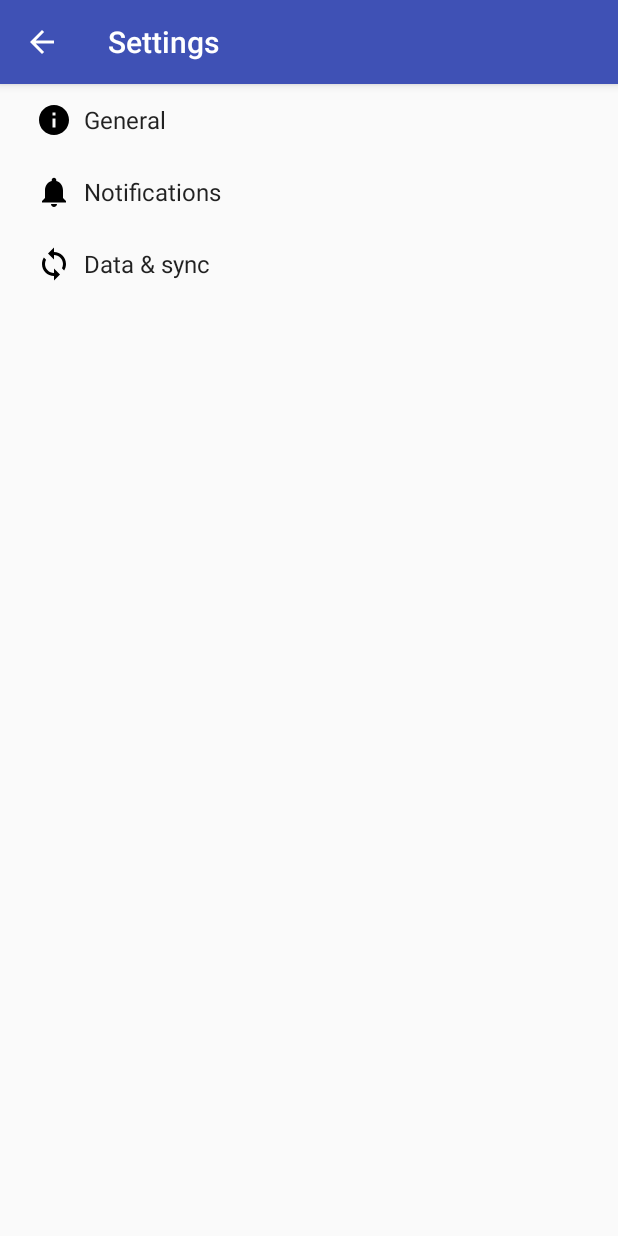
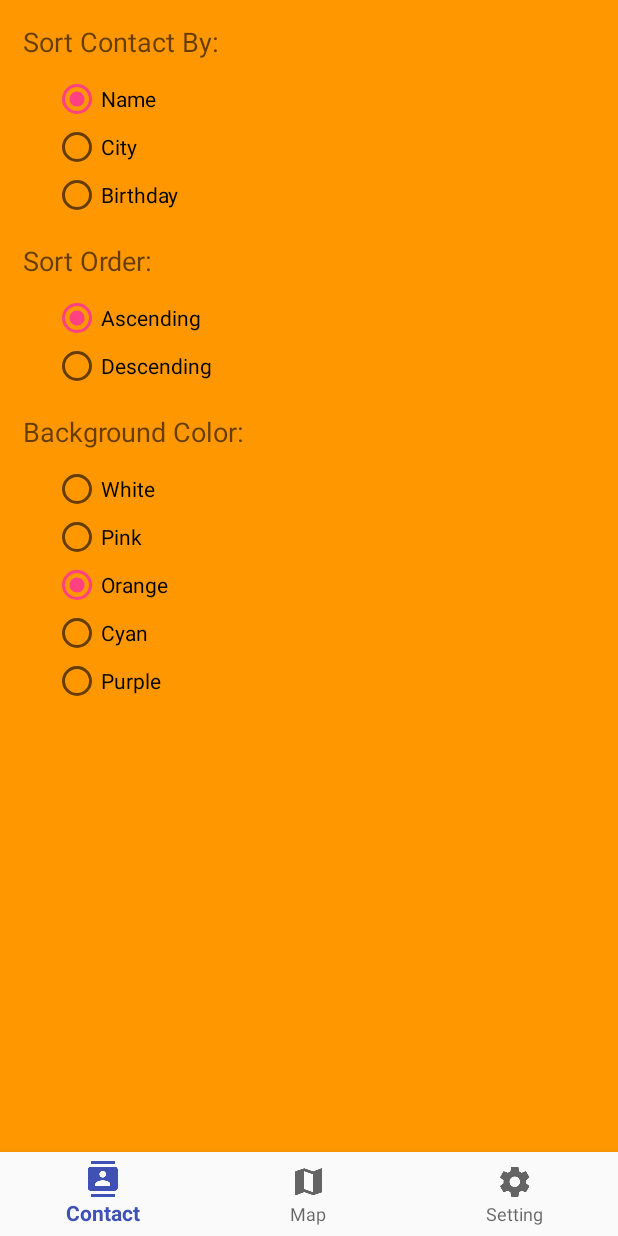
Before and after one commit to wisetyni/My_Contact_List, an Android app: the ContactSettingsActivity screen opened directly, with no data from a screen before it, on a phone screen of 412 x 824 dp. Run offline under Robolectric (Android 15) with nearby library versions, the phone set to English and light mode, and no system bars.

Commit message:
Homework - ch5 #1

```diff
--- a/app/src/main/java/mycontactlist/example/com/my_contact_list/ContactSettingsActivity.java
+++ b/app/src/main/java/mycontactlist/example/com/my_contact_list/ContactSettingsActivity.java
@@ -1,257 +1,191 @@
 package mycontactlist.example.com.my_contact_list;
 
-import android.annotation.TargetApi;
+import android.app.Activity;
 import android.content.Context;
-import android.content.Intent;
-import android.content.res.Configuration;
-import android.media.Ringtone;
-import android.media.RingtoneManager;
-import android.net.Uri;
-import android.os.Build;
 import android.os.Bundle;
-import android.preference.ListPreference;
-import android.preference.Preference;
-import android.preference.PreferenceActivity;
-import android.support.v7.app.ActionBar;
-import android.preference.PreferenceFragment;
-import android.preference.PreferenceManager;
-import android.preference.RingtonePreference;
-import android.text.TextUtils;
-import android.view.MenuItem;
-import android.view.Window;
+import android.view.Menu;
+import android.widget.RadioButton;
+import android.widget.RadioGroup;
+import android.widget.RadioGroup.OnCheckedChangeListener;
+import android.widget.ScrollView;
 
-import java.util.List;
-
-/**
- * A {@link PreferenceActivity} that presents a set of application settings. On
- * handset devices, settings are presented as a single list. On tablets,
- * settings are split by category, with category headers shown to the left of
- * the list of settings.
- * <p>
- * See <a href="http://developer.android.com/design/patterns/settings.html">
- * Android Design: Settings</a> for design guidelines and the <a
- * href="http://developer.android.com/guide/topics/ui/settings.html">Settings
- * API Guide</a> for more information on developing a Settings UI.
- */
-public class ContactSettingsActivity extends AppCompatPreferenceActivity {
-
-    /**
-     * A preference value change listener that updates the preference's summary
-     * to reflect its new value.
-     */
-    private static Preference.OnPreferenceChangeListener sBindPreferenceSummaryToValueListener = new Preference.OnPreferenceChangeListener() {
-        @Override
-        public boolean onPreferenceChange(Preference preference, Object value) {
-            String stringValue = value.toString();
-
-            if (preference instanceof ListPreference) {
-                // For list preferences, look up the correct display value in
-                // the preference's 'entries' list.
-                ListPreference listPreference = (ListPreference) preference;
-                int index = listPreference.findIndexOfValue(stringValue);
-
-                // Set the summary to reflect the new value.
-                preference.setSummary(
-                        index >= 0
-                                ? listPreference.getEntries()[index]
-                                : null);
-
-            } else if (preference instanceof RingtonePreference) {
-                // For ringtone preferences, look up the correct display value
-                // using RingtoneManager.
-                if (TextUtils.isEmpty(stringValue)) {
-                    // Empty values correspond to 'silent' (no ringtone).
-                    preference.setSummary(R.string.pref_ringtone_silent);
-
-                } else {
-                    Ringtone ringtone = RingtoneManager.getRingtone(
-                            preference.getContext(), Uri.parse(stringValue));
-
-                    if (ringtone == null) {
-                        // Clear the summary if there was a lookup error.
-                        preference.setSummary(null);
-                    } else {
-                        // Set the summary to reflect the new ringtone display
-                        // name.
-                        String name = ringtone.getTitle(preference.getContext());
-                        preference.setSummary(name);
-                    }
-                }
-
-            } else {
-                // For all other preferences, set the summary to the value's
-                // simple string representation.
-                preference.setSummary(stringValue);
-            }
-            return true;
-        }
-    };
-
-    /**
-     * Helper method to determine if the device has an extra-large screen. For
-     * example, 10" tablets are extra-large.
-     */
-    private static boolean isXLargeTablet(Context context) {
-        return (context.getResources().getConfiguration().screenLayout
-                & Configuration.SCREENLAYOUT_SIZE_MASK) >= Configuration.SCREENLAYOUT_SIZE_XLARGE;
-    }
-
-    /**
-     * Binds a preference's summary to its value. More specifically, when the
-     * preference's value is changed, its summary (line of text below the
-     * preference title) is updated to reflect the value. The summary is also
-     * immediately updated upon calling this method. The exact display format is
-     * dependent on the type of preference.
-     *
-     * @see #sBindPreferenceSummaryToValueListener
-     */
-    private static void bindPreferenceSummaryToValue(Preference preference) {
-        // Set the listener to watch for value changes.
-        preference.setOnPreferenceChangeListener(sBindPreferenceSummaryToValueListener);
-
-        // Trigger the listener immediately with the preference's
-        // current value.
-        sBindPreferenceSummaryToValueListener.onPreferenceChange(preference,
-                PreferenceManager
-                        .getDefaultSharedPreferences(preference.getContext())
-                        .getString(preference.getKey(), ""));
-    }
+public class ContactSettingsActivity extends Activity {
+    RadioButton rbName, rbCity, rbBirthDay, rbAscending, rbDescending;
+    RadioGroup rgSortBy, rgSortOrder, rgBackgroundColor;
+    RadioButton rbWhite, rbPink, rbOrange, rbPurple, rbCyan;
 
     @Override
     protected void onCreate(Bundle savedInstanceState) {
         super.onCreate(savedInstanceState);
-        setupActionBar();
+        setContentView(R.layout.activity_contact_settings);
+
+        initSettings();
+        initSortByClick();
+        initSortOrderClick();
+        initBackgroundColorClick();
+        initScrollViewBackground();
+
     }
 
-    /**
-     * Set up the {@link android.app.ActionBar}, if the API is available.
-     */
-    private void setupActionBar() {
-        ActionBar actionBar = getSupportActionBar();
-        if (actionBar != null) {
-            // Show the Up button in the action bar.
-            actionBar.setDisplayHomeAsUpEnabled(true);
+    @Override
+    public boolean onCreateOptionsMenu(Menu menu) {
+        // Inflate the menu; this adds items to the action bar if it is present.
+        getMenuInflater().inflate(R.menu.contact_settings, menu);
+        return true;
+    }
+
+    private void initSettings() {
+        String sortBy = getSharedPreferences("MyContactListPreferences", Context.MODE_PRIVATE).getString("sortfield", "contactname");
+        String sortOrder = getSharedPreferences("MyContactListPreferences", Context.MODE_PRIVATE).getString("sortorder", "ASC");
+        int backgroundColor = getSharedPreferences("MyContactListPreferences", Context.MODE_PRIVATE).getInt("backgroundColor", R.color.orange);
+
+        initSortBySettings(sortBy);
+
+        initSortOrderSettings(sortOrder);
+
+        initBgColorSettings(backgroundColor);
+
+
+    }
+
+    private void initBgColorSettings(int backgroundColor) {
+        rbWhite = findViewById(R.id.radioWhite);
+        rbPink = findViewById(R.id.radioPink);
+        rbOrange = findViewById(R.id.radioOrange);
+        rbPurple = findViewById(R.id.radioPurple);
+        rbCyan = findViewById(R.id.radioCyan);
+
+        if(backgroundColor == R.color.white){
+            rbWhite.setChecked(true);
+        }else if (backgroundColor == R.color.orange){
+            rbOrange.setChecked(true);
+        }else if (backgroundColor == R.color.pink){
+            rbPink.setChecked(true);
+        }else if (backgroundColor == R.color.purple){
+            rbPurple.setChecked(true);
+        }else{
+            rbCyan.setChecked(true);
         }
     }
 
-    /**
-     * {@inheritDoc}
-     */
-    @Override
-    public boolean onIsMultiPane() {
-        return isXLargeTablet(this);
-    }
-
-    /**
-     * {@inheritDoc}
-     */
-    @Override
-    @TargetApi(Build.VERSION_CODES.HONEYCOMB)
-    public void onBuildHeaders(List<Header> target) {
-        loadHeadersFromResource(R.xml.pref_headers, target);
-    }
-
-    /**
-     * This method stops fragment injection in malicious applications.
-     * Make sure to deny any unknown fragments here.
-     */
-    protected boolean isValidFragment(String fragmentName) {
-        return PreferenceFragment.class.getName().equals(fragmentName)
-                || GeneralPreferenceFragment.class.getName().equals(fragmentName)
-                || DataSyncPreferenceFragment.class.getName().equals(fragmentName)
-                || NotificationPreferenceFragment.class.getName().equals(fragmentName);
-    }
-
-    /**
-     * This fragment shows general preferences only. It is used when the
-     * activity is showing a two-pane settings UI.
-     */
-    @TargetApi(Build.VERSION_CODES.HONEYCOMB)
-    public static class GeneralPreferenceFragment extends PreferenceFragment {
-        @Override
-        public void onCreate(Bundle savedInstanceState) {
-            super.onCreate(savedInstanceState);
-            addPreferencesFromResource(R.xml.pref_general);
-            setHasOptionsMenu(true);
-
-            // Bind the summaries of EditText/List/Dialog/Ringtone preferences
-            // to their values. When their values change, their summaries are
-            // updated to reflect the new value, per the Android Design
-            // guidelines.
-            bindPreferenceSummaryToValue(findPreference("sort_order"));
-            bindPreferenceSummaryToValue(findPreference("sort_contact_by"));
-            bindPreferenceSummaryToValue(findPreference("background_color"));
-            //Window window = getActivity().getWindow().getWindowStyle().
+    private void initSortOrderSettings(String sortOrder) {
+        rbAscending = findViewById(R.id.radioAscending);
+        rbDescending = findViewById(R.id.radioDescending);
+        if (sortOrder.equalsIgnoreCase("ASC")) {
+            rbAscending.setChecked(true);
         }
-
-        @Override
-        public boolean onOptionsItemSelected(MenuItem item) {
-            int id = item.getItemId();
-            if (id == android.R.id.home) {
-                startActivity(new Intent(getActivity(), ContactSettingsActivity.class));
-                return true;
-            }
-            return super.onOptionsItemSelected(item);
+        else {
+            rbDescending.setChecked(true);
         }
     }
 
-    /**
-     * This fragment shows notification preferences only. It is used when the
-     * activity is showing a two-pane settings UI.
-     */
-    @TargetApi(Build.VERSION_CODES.HONEYCOMB)
-    public static class NotificationPreferenceFragment extends PreferenceFragment {
-        @Override
-        public void onCreate(Bundle savedInstanceState) {
-            super.onCreate(savedInstanceState);
-            addPreferencesFromResource(R.xml.pref_notification);
-            setHasOptionsMenu(true);
-
-            // Bind the summaries of EditText/List/Dialog/Ringtone preferences
-            // to their values. When their values change, their summaries are
-            // updated to reflect the new value, per the Android Design
-            // guidelines.
-            bindPreferenceSummaryToValue(findPreference("notifications_new_message_ringtone"));
+    private void initSortBySettings(String sortBy) {
+        rbName = findViewById(R.id.radioName);
+        rbCity = findViewById(R.id.radioCity);
+        rbBirthDay = findViewById(R.id.radioBirthday);
+        if (sortBy.equalsIgnoreCase("contactname")) {
+            rbName.setChecked(true);
         }
-
-        @Override
-        public boolean onOptionsItemSelected(MenuItem item) {
-            int id = item.getItemId();
-            if (id == android.R.id.home) {
-                startActivity(new Intent(getActivity(), ContactSettingsActivity.class));
-                return true;
-            }
-            return super.onOptionsItemSelected(item);
+        else if (sortBy.equalsIgnoreCase("city")) {
+            rbCity.setChecked(true);
+        }
+        else {
+            rbBirthDay.setChecked(true);
         }
     }
 
-    /**
-     * This fragment shows data and sync preferences only. It is used when the
-     * activity is showing a two-pane settings UI.
-     */
-    @TargetApi(Build.VERSION_CODES.HONEYCOMB)
-    public static class DataSyncPreferenceFragment extends PreferenceFragment {
-        @Override
-        public void onCreate(Bundle savedInstanceState) {
-            super.onCreate(savedInstanceState);
-            addPreferencesFromResource(R.xml.pref_data_sync);
-            setHasOptionsMenu(true);
+    private void initSortByClick() {
+        rgSortBy = findViewById(R.id.radioGroup1);
+        rgSortBy.setOnCheckedChangeListener(new OnCheckedChangeListener() {
 
-            // Bind the summaries of EditText/List/Dialog/Ringtone preferences
-            // to their values. When their values change, their summaries are
-            // updated to reflect the new value, per the Android Design
-            // guidelines.
-            bindPreferenceSummaryToValue(findPreference("sync_frequency"));
-        }
+            @Override
+            public void onCheckedChanged(RadioGroup arg0, int arg1) {
 
-        @Override
-        public boolean onOptionsItemSelected(MenuItem item) {
-            int id = item.getItemId();
-            if (id == android.R.id.home) {
-                startActivity(new Intent(getActivity(), ContactSettingsActivity.class));
-                return true;
+                if (rbName.isChecked()) {
+                    getSharedPreferences("MyContactListPreferences", Context.MODE_PRIVATE).edit().putString("sortfield", "contactname").commit();
+                }
+                else if (rbCity.isChecked()) {
+                    getSharedPreferences("MyContactListPreferences", Context.MODE_PRIVATE).edit().putString("sortfield", "city").commit();
+                }
+                else {
+                    getSharedPreferences("MyContactListPreferences", Context.MODE_PRIVATE).edit().putString("sortfield", "birthday").commit();
+                }
             }
-            return super.onOptionsItemSelected(item);
-        }
+        });
     }
+
+    private void initSortOrderClick() {
+        rgSortOrder = findViewById(R.id.radioGroup2);
+        rgSortOrder.setOnCheckedChangeListener(new OnCheckedChangeListener() {
+
+            @Override
+            public void onCheckedChanged(RadioGroup arg0, int arg1) {
+                if (rbAscending.isChecked()) {
+                    getSharedPreferences("MyContactListPreferences", Context.MODE_PRIVATE).edit().putString("sortorder", "ASC").commit();
+                }
+                else {
+                    getSharedPreferences("MyContactListPreferences", Context.MODE_PRIVATE).edit().putString("sortorder", "DESC").commit();
+                }
+            }
+        });
+    }
+
+    private void initBackgroundColorClick() {
+        rgBackgroundColor = findViewById(R.id.radioGroup3);
+        rgBackgroundColor.setOnCheckedChangeListener(new OnCheckedChangeListener() {
+
+            @Override
+            public void onCheckedChanged(RadioGroup arg0, int arg1) {
+                if (rbOrange.isChecked()) {
+                    getSharedPreferences("MyContactListPreferences", Context.MODE_PRIVATE).edit().putInt("backgroundColor", R.color.orange).commit();
+                }
+                else if (rbPink.isChecked()) {
+                    getSharedPreferences("MyContactListPreferences", Context.MODE_PRIVATE).edit().putInt("backgroundColor", R.color.pink).commit();
+                }
+                else if (rbPurple.isChecked()) {
+                    getSharedPreferences("MyContactListPreferences", Context.MODE_PRIVATE).edit().putInt("backgroundColor", R.color.purple).commit();
+                }
+                else if (rbWhite.isChecked()) {
+                    getSharedPreferences("MyContactListPreferences", Context.MODE_PRIVATE).edit().putInt("backgroundColor", R.color.white).commit();
+                }
+                else {
+                    getSharedPreferences("MyContactListPreferences", Context.MODE_PRIVATE).edit().putInt("backgroundColor", R.color.cyan).commit();
+                }
+            }
+        });
+    }
+
+    private void initScrollViewBackground() {
+        ScrollView scrollView = findViewById(R.id.scrollView2);
+        int savedBgColor = getSharedPreferences("MyContactListPreferences", Context.MODE_PRIVATE).getInt("backgroundColor", R.color.orange);
+        scrollView.setBackgroundColor(getResources().getColor(savedBgColor));
+    }
+
+//    private void initListButton() {
+//        ImageButton list = (ImageButton) findViewById(R.id.imageButtonList);
+//        list.setOnClickListener(new View.OnClickListener() {
+//            public void onClick(View v) {
+//                Intent intent = new Intent(ContactSettingsActivity.this, ContactListActivity.class);
+//                intent.setFlags(Intent.FLAG_ACTIVITY_CLEAR_TOP);
+//                startActivity(intent);
+//            }
+//        });
+//    }
+//
+//    private void initSettingsButton() {
+//        ImageButton list = (ImageButton) findViewById(R.id.imageButtonSettings);
+//        list.setEnabled(false);
+//    }
+//
+//    private void initMapButton() {
+//        ImageButton list = (ImageButton) findViewById(R.id.imageButtonMap);
+//        list.setOnClickListener(new View.OnClickListener() {
+//            public void onClick(View v) {
+//                Intent intent = new Intent(ContactSettingsActivity.this, ContactMapActivity.class);
+//                intent.setFlags(Intent.FLAG_ACTIVITY_CLEAR_TOP);
+//                startActivity(intent);
+//            }
+//        });
+//    }
+
 }
--- /dev/null
+++ b/app/src/main/res/layout/activity_contact_settings.xml
@@ -0,0 +1,159 @@
+<RelativeLayout xmlns:android="http://schemas.android.com/apk/res/android"
+    xmlns:tools="http://schemas.android.com/tools"
+    android:layout_width="match_parent"
+    android:layout_height="match_parent"
+    xmlns:app="http://schemas.android.com/apk/res-auto"
+    tools:context=".ContactSettingsActivity">
+
+    <ScrollView
+        android:id="@+id/scrollView2"
+        android:layout_width="match_parent"
+        android:layout_height="match_parent"
+        android:layout_alignParentLeft="true"
+        android:layout_above="@id/navigation">
+
+        <RelativeLayout
+            android:id="@+id/contactListContainer"
+            android:layout_width="match_parent"
+            android:layout_height="match_parent">
+
+            <TextView
+                android:id="@+id/textView1"
+                android:layout_width="wrap_content"
+                android:layout_height="wrap_content"
+                android:layout_alignParentLeft="true"
+                android:layout_alignParentTop="true"
+                android:layout_marginLeft="15dp"
+                android:layout_marginTop="15dp"
+                android:text="Sort Contact By:"
+                android:textAppearance="?android:attr/textAppearanceMedium" />
+
+            <RadioGroup
+                android:id="@+id/radioGroup1"
+                android:layout_width="wrap_content"
+                android:layout_height="wrap_content"
+                android:layout_alignParentLeft="true"
+                android:layout_below="@+id/textView1"
+                android:layout_marginLeft="35dp"
+                android:layout_marginTop="10dp">
+
+                <RadioButton
+                    android:id="@+id/radioName"
+                    android:layout_width="wrap_content"
+                    android:layout_height="wrap_content"
+                    android:checked="true"
+                    android:text="Name" />
+
+                <RadioButton
+                    android:id="@+id/radioCity"
+                    android:layout_width="wrap_content"
+                    android:layout_height="wrap_content"
+                    android:text="City" />
+
+                <RadioButton
+                    android:id="@+id/radioBirthday"
+                    android:layout_width="wrap_content"
+                    android:layout_height="wrap_content"
+                    android:text="Birthday" />
+            </RadioGroup>
+
+            <TextView
+                android:id="@+id/textView2"
+                android:layout_width="wrap_content"
+                android:layout_height="wrap_content"
+                android:layout_alignParentLeft="true"
+                android:layout_below="@+id/radioGroup1"
+                android:layout_marginLeft="15dp"
+                android:layout_marginTop="15dp"
+                android:text="Sort Order:"
+                android:textAppearance="?android:attr/textAppearanceMedium" />
+
+            <RadioGroup
+                android:id="@+id/radioGroup2"
+                android:layout_width="wrap_content"
+                android:layout_height="wrap_content"
+                android:layout_alignParentLeft="true"
+                android:layout_marginLeft="35dp"
+                android:layout_marginTop="10dp"
+                android:layout_below="@+id/textView2" >
+
+                <RadioButton
+                    android:id="@+id/radioAscending"
+                    android:layout_width="wrap_content"
+                    android:layout_height="wrap_content"
+                    android:checked="true"
+                    android:text="Ascending" />
+
+                <RadioButton
+                    android:id="@+id/radioDescending"
+                    android:layout_width="wrap_content"
+                    android:layout_height="wrap_content"
+                    android:text="Descending" />
+
+            </RadioGroup>
+
+            <TextView
+                android:id="@+id/textView3"
+                android:layout_width="wrap_content"
+                android:layout_height="wrap_content"
+                android:layout_alignParentLeft="true"
+                android:layout_below="@+id/radioGroup2"
+                android:layout_marginLeft="15dp"
+                android:layout_marginTop="15dp"
+                android:text="Background Color:"
+                android:textAppearance="?android:attr/textAppearanceMedium" />
+
+            <RadioGroup
+                android:id="@+id/radioGroup3"
+                android:layout_width="wrap_content"
+                android:layout_height="wrap_content"
+                android:layout_alignParentLeft="true"
+                android:layout_marginLeft="35dp"
+                android:layout_marginTop="10dp"
+                android:layout_below="@+id/textView3" >
+
+                <RadioButton
+                    android:id="@+id/radioWhite"
+                    android:layout_width="wrap_content"
+                    android:layout_height="wrap_content"
+                    android:text="White" />
+
+                <RadioButton
+                    android:id="@+id/radioPink"
+                    android:layout_width="wrap_content"
+                    android:layout_height="wrap_content"
+                    android:text="Pink" />
+
+                <RadioButton
+                    android:id="@+id/radioOrange"
+                    android:layout_width="wrap_content"
+                    android:layout_height="wrap_content"
+                    android:checked="true"
+                    android:text="Orange" />
+
+                <RadioButton
+                    android:id="@+id/radioCyan"
+                    android:layout_width="wrap_content"
+                    android:layout_height="wrap_content"
+                    android:text="Cyan" />
+
+                <RadioButton
+                    android:id="@+id/radioPurple"
+                    android:layout_width="wrap_content"
+                    android:layout_height="wrap_content"
+                    android:text="Purple" />
+
+            </RadioGroup>
+    </RelativeLayout>
+
+    </ScrollView>
+
+    <android.support.design.widget.BottomNavigationView
+        android:id="@+id/navigation"
+        android:layout_width="match_parent"
+        android:layout_height="wrap_content"
+        android:background="?android:attr/windowBackground"
+        android:layout_alignParentBottom="true"
+        app:menu="@menu/navigation" />
+
+</RelativeLayout>
--- /dev/null
+++ b/app/src/main/res/menu/contact_settings.xml
@@ -0,0 +1,9 @@
+<menu xmlns:android="http://schemas.android.com/apk/res/android" >
+
+    <item
+        android:id="@+id/action_settings"
+        android:orderInCategory="100"
+        android:showAsAction="never"
+        android:title="@string/action_settings"/>
+
+</menu>
--- a/app/src/main/res/values/strings.xml
+++ b/app/src/main/res/values/strings.xml
@@ -14,6 +14,8 @@
     <string name="hint_contact_home">Home Phone</string>
     <string name="hint_contact_cell">Cell Phone</string>
     <string name="hint_contact_email">E-Mail Address</string>
+
+    <string name="action_settings">Settings</string>
 
     <!-- TODO: Remove or change this placeholder text -->
     <string name="hello_blank_fragment">Hello blank fragment</string>
```
Also changed, not shown: app/src/main/res/layout/activity_contact_list.xml (+0 -25 lines), app/src/main/res/values/colors.xml (+9 -1 lines).
